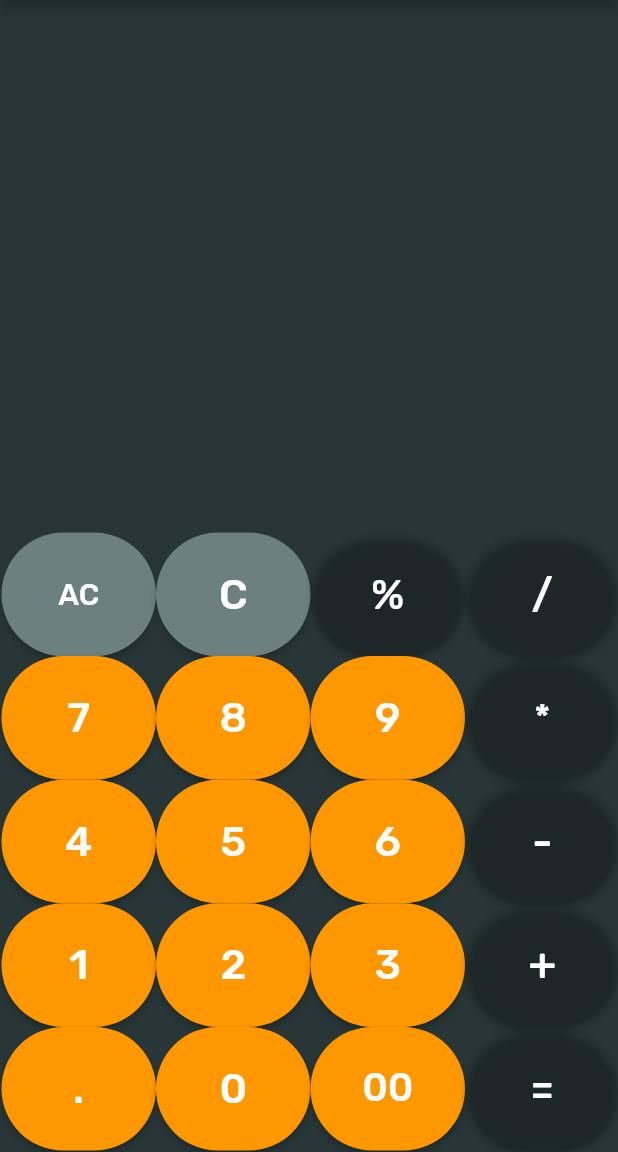
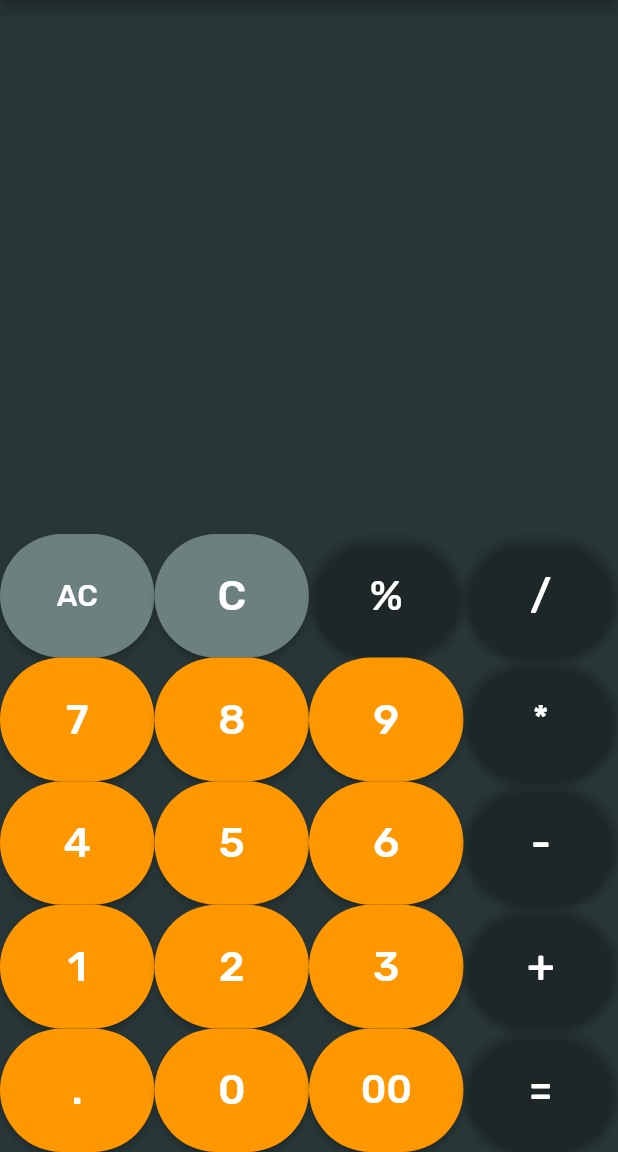
Before and after one commit to devanandr001/calculator_devanand, a Flutter app: the screen it shows after launch, on a phone screen of 412 x 824 dp, the part 84-1236 px from its top. Run offline on Flutter 3.47's test engine with Material 2 defaults, Android fonts, the phone set to English and light mode, and no system bars; our stand-ins replace google_fonts, math_expressions.

Commit message:
Update main.dart

```diff
--- a/lib/main.dart
+++ b/lib/main.dart
@@ -73,7 +73,6 @@ class CalcAppState extends State<CalcApp> {
         ),
         backgroundColor: Color(0xFF283637),
         body: Container(
-          padding: EdgeInsets.all(1),
           child: Column(
             mainAxisAlignment: MainAxisAlignment.end,
             children: <Widget>[
@@ -107,13 +106,14 @@ class CalcAppState extends State<CalcApp> {
                 ),
                 alignment: Alignment(1.0, 1.0),
               ),
-              SizedBox(height: 30,),
+              SizedBox(
+                height: 30,
+              ),
 
               //AC,C,%,/
               Row(
                 mainAxisAlignment: MainAxisAlignment.center,
                 children: <Widget>[
-
                   CalcButton(
                     text: 'AC',
                     fillColor: 0xFF6C807F,
```
